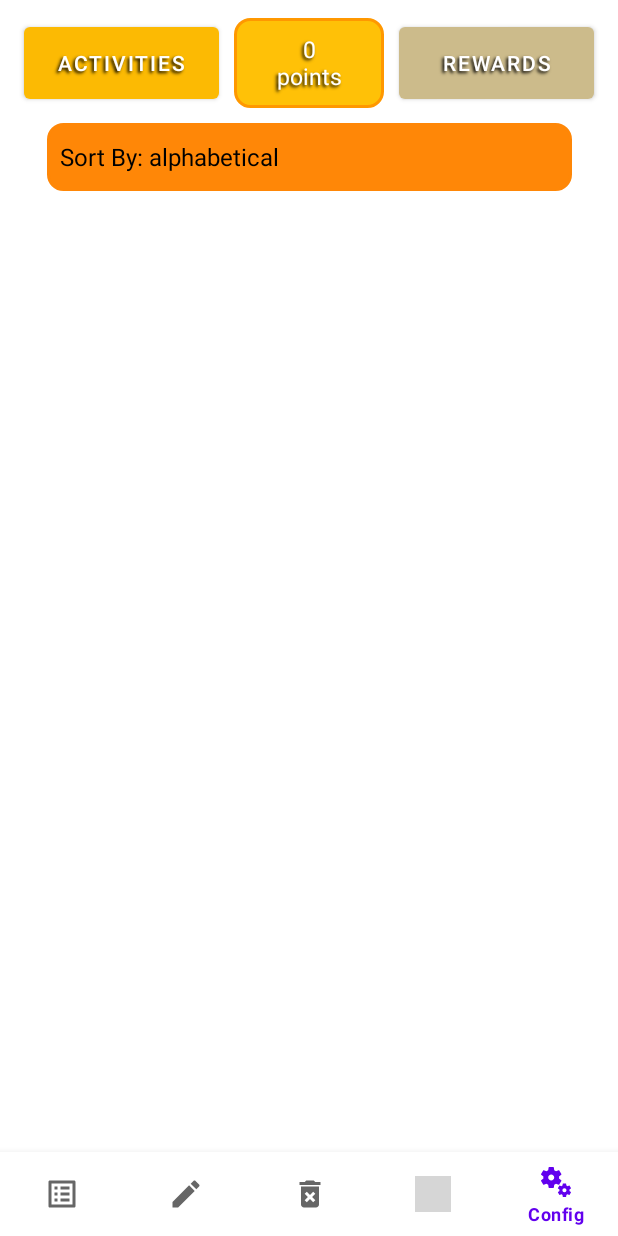
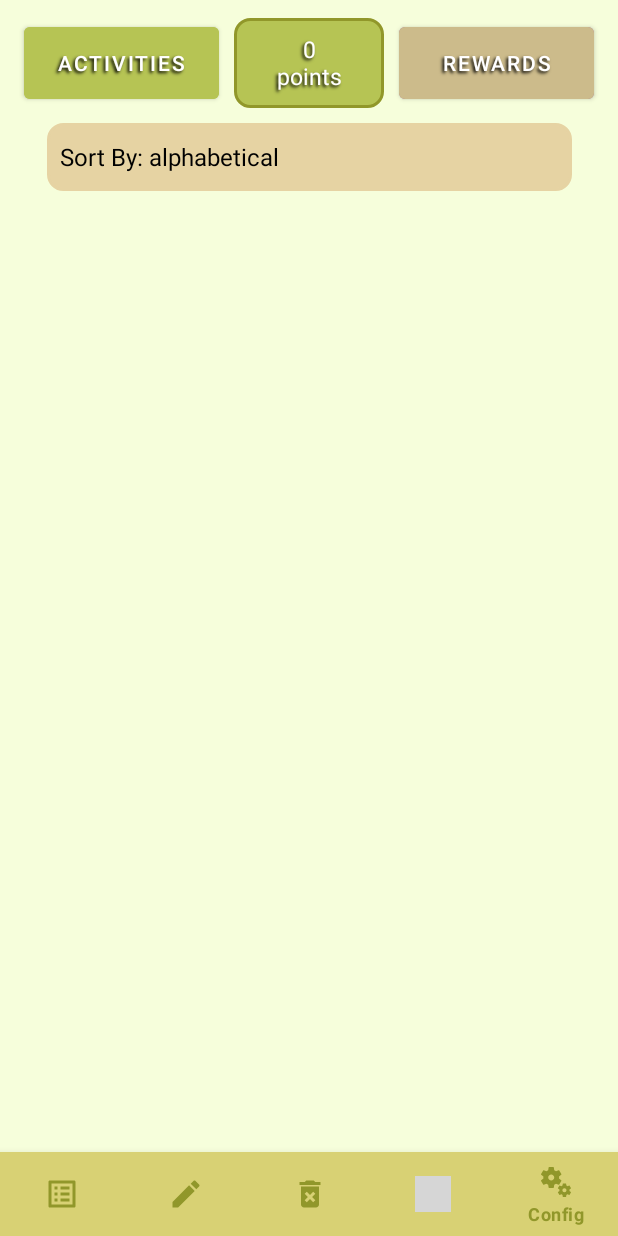
Before and after one commit to Garnicanicolas32/Earn-it-app, an Android app: the screen it shows after launch (MainActivity), item 5 of the bottom bar chosen, on a phone screen of 412 x 824 dp. Run offline under Robolectric (Android 15) with nearby library versions, the phone set to English and light mode, and no system bars; grey boxes are pictures that could not be loaded.

Commit message:
main activity colors

```diff
--- a/RewardsKotlin/app/src/main/java/com/example/rewardskotlin/MainActivity.kt
+++ b/RewardsKotlin/app/src/main/java/com/example/rewardskotlin/MainActivity.kt
@@ -32,7 +32,7 @@ private var DEBUGMODE = true //Desactiva o activa features
 
 //--colors
 private const val NOTSELECTEDCOLOR = "#ccbb8b"
-private const val SELECTEDCOLOR = "#fcba03"
+private const val SELECTEDCOLOR = "#B6C454" // "#837569" // "#fcba03"
 
 //SHARED KEYS [CHECK IF == IN OTHER ACTIVITY]
 private const val DEFAULTTAG = "default"
--- a/RewardsKotlin/app/src/main/res/drawable/outlined_rounded.xml
+++ b/RewardsKotlin/app/src/main/res/drawable/outlined_rounded.xml
@@ -1,10 +1,10 @@
 <?xml version="1.0" encoding="utf-8"?>
 <shape xmlns:android="http://schemas.android.com/apk/res/android" >
-    <solid android:color="#FFC107" />
+    <solid android:color="#B6C454" />
 
     <stroke
         android:width="2dp"
-        android:color="#FF9800"
+        android:color="#91972A"
         />
 
     <padding
--- a/RewardsKotlin/app/src/main/res/layout/activity_main.xml
+++ b/RewardsKotlin/app/src/main/res/layout/activity_main.xml
@@ -10,6 +10,7 @@
     <androidx.constraintlayout.widget.ConstraintLayout
         android:layout_width="match_parent"
         android:layout_height="match_parent"
+        android:background="#F6FEDB"
         tools:context=".MainActivity">
 
 
@@ -46,6 +47,7 @@
             tools:layout_editor_absoluteX="0dp" />
 
         <Button
+            android:backgroundTint="#B6C454"
             android:id="@+id/btnListActivities"
             android:layout_width="130dp"
             android:layout_height="60dp"
@@ -60,6 +62,7 @@
             app:layout_constraintTop_toTopOf="@+id/txtPoints" />
 
         <Button
+            android:backgroundTint="#AD7A99"
             android:id="@+id/btnListRewards"
             android:layout_width="130dp"
             android:layout_height="60dp"
@@ -78,7 +81,7 @@
             android:layout_width="350dp"
             android:layout_height="45dp"
             android:background="@drawable/outlined_rounded"
-            android:backgroundTint="#FF8707"
+            android:backgroundTint="#E6D3A3"
             android:layout_marginTop="10dp"
             android:entries="@array/ordenar"
             android:shadowColor="#000000"
@@ -101,6 +104,9 @@
             android:layout_height="wrap_content"
             app:layout_constraintBottom_toBottomOf="parent"
             app:layout_constraintStart_toStartOf="parent"
+            app:itemIconTint="#91972A"
+            app:itemTextColor="#91972A"
+            android:background="#D8D174"
             app:menu="@menu/bottom_nav_menu" />
 
     </androidx.constraintlayout.widget.ConstraintLayout>
```
Also changed, not shown: RewardsKotlin/app/src/main/res/drawable/gradient_background.xml (added, +11 -0 lines).
